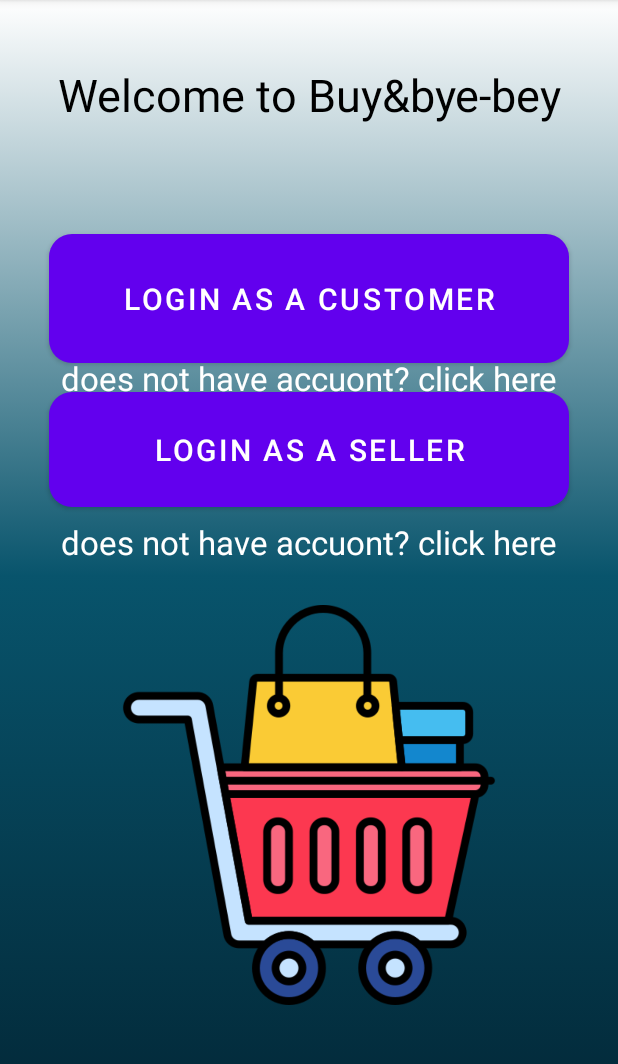
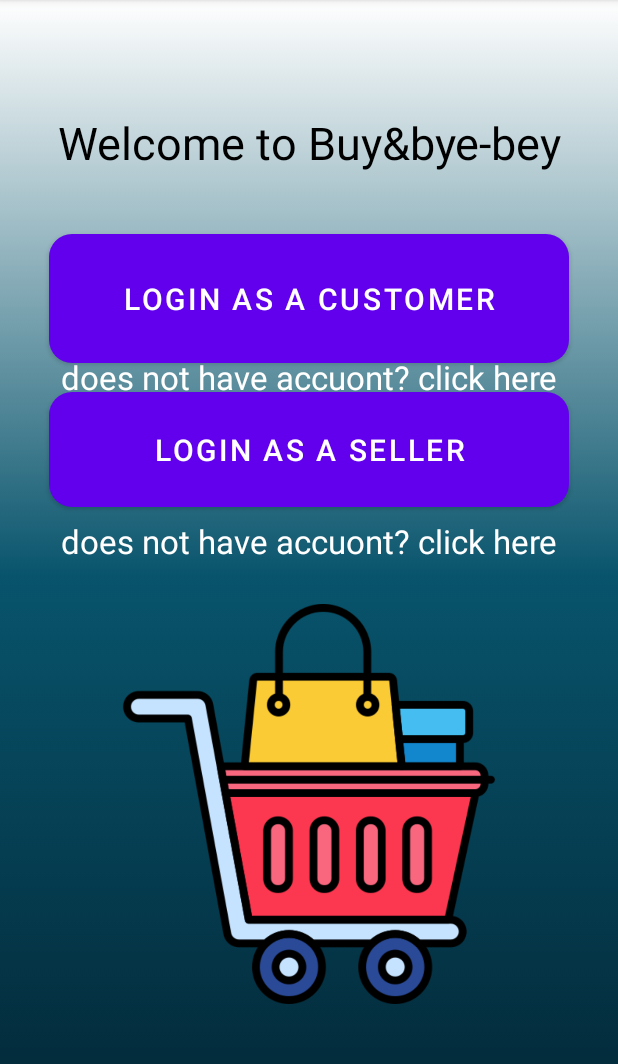
Before and after one commit to Sari-Saif/Buy-bye-bye, an Android app: the ActivityLogin screen opened directly, with no data from a screen before it, on a phone screen of 412 x 824 dp, the part 84-1148 px from its top. Run offline under Robolectric (Android 15) with nearby library versions, the phone set to English and light mode, and no system bars.

```diff
--- a/app/src/main/res/layout/activity_login.xml
+++ b/app/src/main/res/layout/activity_login.xml
@@ -2,8 +2,8 @@
 <androidx.constraintlayout.widget.ConstraintLayout xmlns:android="http://schemas.android.com/apk/res/android"
     xmlns:app="http://schemas.android.com/apk/res-auto"
     xmlns:tools="http://schemas.android.com/tools"
-    android:layout_width="match_parent"
-    android:layout_height="match_parent"
+    android:layout_width="wrap_content"
+    android:layout_height="wrap_content"
     android:background="@drawable/costum_bg"
     tools:context=".ActivityLogin"
 
@@ -13,6 +13,7 @@
         android:id="@+id/textView"
         android:layout_width="0dp"
         android:layout_height="80dp"
+        android:layout_marginTop="32dp"
         android:gravity="center"
         android:text="Welcome to Buy&amp;bye-bey"
         android:textColor="#000000"
@@ -21,6 +22,7 @@
         app:autoSizeStepGranularity="2sp"
         app:autoSizeTextType="uniform"
         app:layout_constraintEnd_toStartOf="@+id/guideline8"
+        app:layout_constraintHorizontal_bias="0.0"
         app:layout_constraintStart_toStartOf="@+id/guideline7"
         app:layout_constraintTop_toTopOf="@+id/guideline9" />
 
@@ -44,6 +46,7 @@
         android:layout_width="0dp"
         android:layout_height="0dp"
         android:background="@drawable/custom_btn2"
+        android:onClick="Login_Customer"
         android:text="Login as a seller"
         android:textSize="20dp"
         app:autoSizeMaxTextSize="100sp"
@@ -53,8 +56,7 @@
         app:layout_constraintEnd_toStartOf="@+id/guideline8"
         app:layout_constraintHorizontal_bias="1.0"
         app:layout_constraintStart_toStartOf="@+id/guideline7"
-        app:layout_constraintTop_toTopOf="@+id/guideline11"
-        android:onClick="Login_Customer"/>
+        app:layout_constraintTop_toTopOf="@+id/guideline11" />
 
     <ImageView
         android:id="@+id/imageView"
--- a/build.gradle
+++ b/build.gradle
@@ -5,7 +5,7 @@ buildscript {
         jcenter()
     }
     dependencies {
-        classpath "com.android.tools.build:gradle:4.1.3"
+        classpath 'com.android.tools.build:gradle:4.2.2'
 
         // NOTE: Do not place your application dependencies here; they belong
         // in the individual module build.gradle files
```
Also changed, not shown: app/src/main/res/layout/activity_login_seller.xml (+18 -0 lines), gradle/wrapper/gradle-wrapper.properties, 3 other files.
